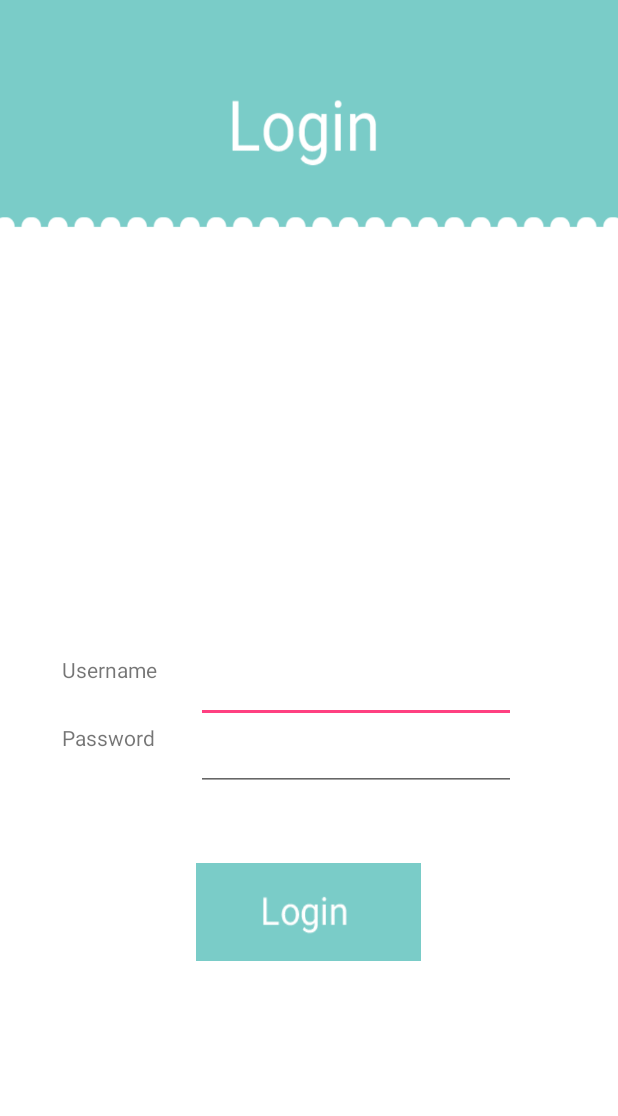
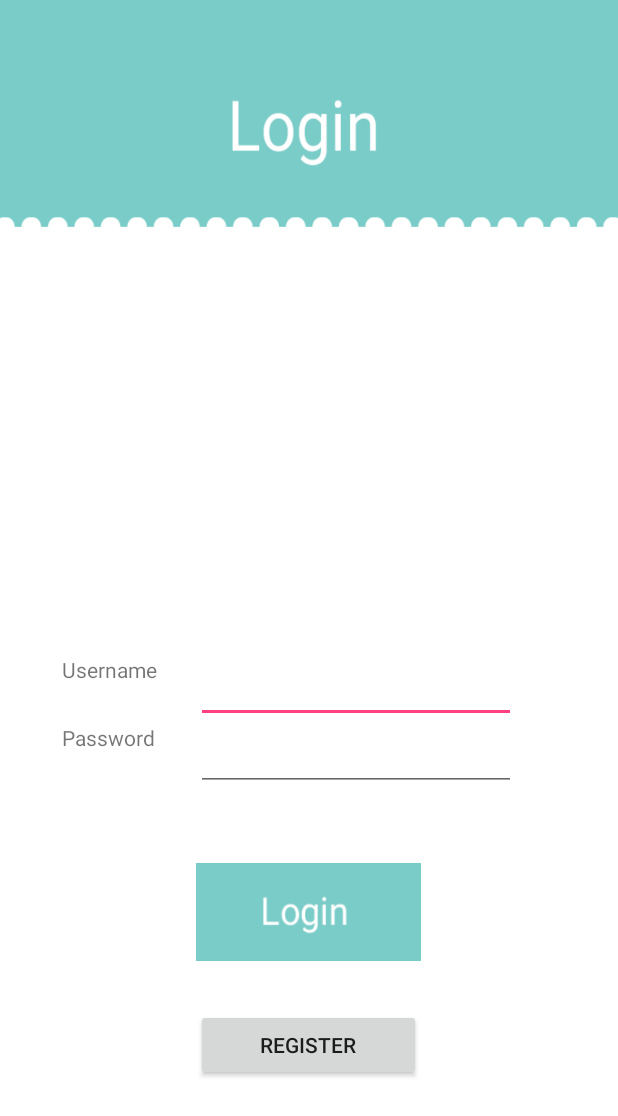
Before and after one commit to xavierfung/FYP, an Android app: the layout login.xml on its own in the app's theme, with its tools: preview values and no code run, on a phone screen of 412 x 824 dp. Shown: the top 1116 px of the screen. Run offline under Robolectric (Android 15) with nearby library versions, the phone set to English and light mode, and no system bars.

Commit message:
adding login function

```diff
--- a/app/build.gradle
+++ b/app/build.gradle
@@ -24,4 +24,5 @@ dependencies {
     testCompile 'junit:junit:4.12'
     compile 'com.android.support:appcompat-v7:23.1.1'
     compile 'com.android.support:design:23.1.1'
+    compile 'com.mcxiaoke.volley:library-aar:1.0.0'
 }
--- a/app/src/main/AndroidManifest.xml
+++ b/app/src/main/AndroidManifest.xml
@@ -3,6 +3,10 @@
     package="com.fyp.xavier.smarttherapy"
     android:revisionCode="1"
     android:versionName="1.0">
+
+    <uses-sdk
+        android:minSdkVersion="9"
+        android:targetSdkVersion="21" />
 
     <uses-permission android:name="android.permission.BLUETOOTH_ADMIN" />
     <uses-permission android:name="android.permission.BLUETOOTH" />
--- a/app/src/main/java/com/fyp/xavier/smarttherapy/LoginActivity.java
+++ b/app/src/main/java/com/fyp/xavier/smarttherapy/LoginActivity.java
@@ -1,9 +1,13 @@
 package com.fyp.xavier.smarttherapy;
 
 import android.app.Activity;
+import android.app.Dialog;
+import android.app.ProgressDialog;
 import android.content.Intent;
+import android.os.AsyncTask;
 import android.os.Bundle;
 import android.view.View;
+import android.widget.EditText;
 import android.widget.ImageButton;
 
 /**
@@ -11,14 +15,26 @@ import android.widget.ImageButton;
  */
 public class LoginActivity extends Activity {
 
+    private EditText editTextUserName;
+    private EditText editTextPassword;
     private ImageButton LoginBtn;
+
+    public static final String USER_NAME = "USERNAME";
+
+    String username;
+    String password;
+
 
     @Override
     public void onCreate(Bundle savedInstanceState) {
     /**/
         super.onCreate(savedInstanceState);
         setContentView(R.layout.login);
-        LoginBtn = (ImageButton) findViewById(R.id.imageButton1);
+        editTextUserName = (EditText) findViewById(R.id.username);
+        editTextPassword = (EditText) findViewById(R.id.password);
+
+
+    LoginBtn = (ImageButton) findViewById(R.id.imageButton1);
 
         LoginBtn.setOnClickListener(new View.OnClickListener() {
             @Override
--- a/app/src/main/res/layout/login.xml
+++ b/app/src/main/res/layout/login.xml
@@ -6,7 +6,7 @@
     android:background="@drawable/login_bg">
 
     <ImageButton
-        android:id="@+id/imageButton1"
+        android:id="@+id/btn_login"
         android:layout_width="150dp"
         android:layout_height="65dp"
         android:layout_gravity="center_horizontal"
@@ -32,7 +32,7 @@
         android:layout_height="wrap_content"
         android:text="Password"
         android:id="@+id/textView2"
-        android:layout_alignTop="@+id/editText2"
+        android:layout_alignTop="@+id/password"
         android:layout_alignLeft="@+id/textView"
         android:layout_alignStart="@+id/textView" />
 
@@ -43,19 +43,31 @@
         android:maxLength="10"
         android:ems="10"
         android:inputType="text"
-        android:layout_above="@+id/editText2"
-        android:layout_alignLeft="@+id/editText2"
-        android:layout_alignStart="@+id/editText2" />
+        android:layout_above="@+id/password"
+        android:layout_alignLeft="@+id/password"
+        android:layout_alignStart="@+id/password" />
 
     <EditText
         android:layout_width="wrap_content"
         android:layout_height="wrap_content"
         android:inputType="textPassword"
         android:ems="10"
-        android:id="@+id/editText2"
-        android:layout_above="@+id/imageButton1"
-        android:layout_alignLeft="@+id/imageButton1"
-        android:layout_alignStart="@+id/imageButton1"
+        android:id="@+id/password"
+        android:layout_above="@+id/btn_login"
+        android:layout_alignLeft="@+id/btn_login"
+        android:layout_alignStart="@+id/btn_login"
         android:layout_marginBottom="48dp" />
 
+    <Button
+        android:layout_width="wrap_content"
+        android:layout_height="wrap_content"
+        android:text="Register"
+        android:id="@+id/btn_register"
+        android:layout_alignTop="@+id/btn_login"
+        android:layout_marginTop="97dp"
+        android:layout_alignRight="@+id/btn_login"
+        android:layout_alignEnd="@+id/btn_login"
+        android:layout_alignLeft="@+id/btn_login"
+        android:layout_alignStart="@+id/btn_login" />
+
 </RelativeLayout>
```
